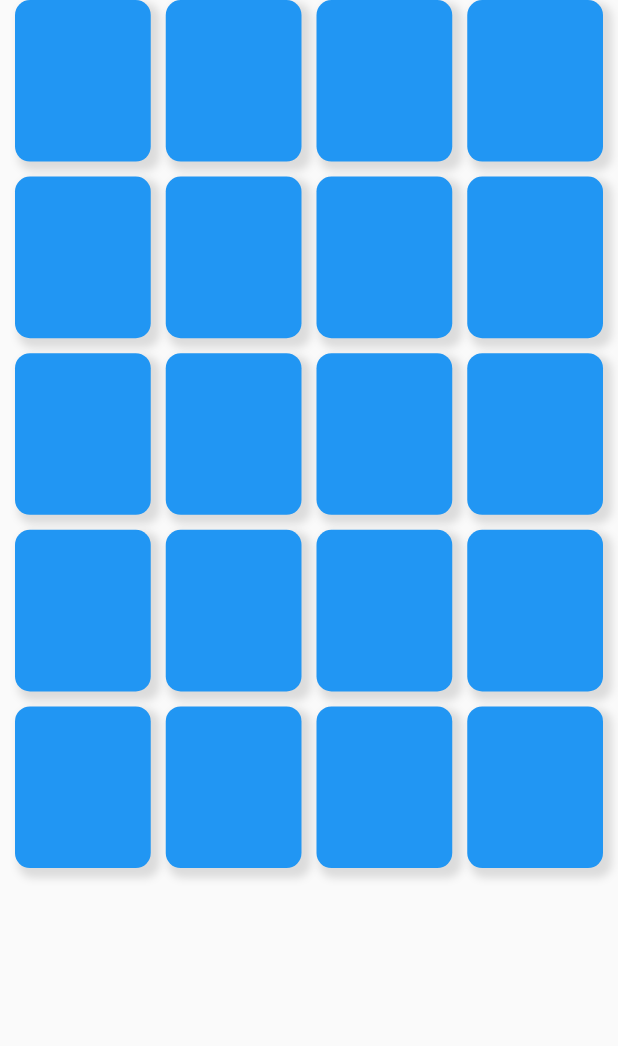
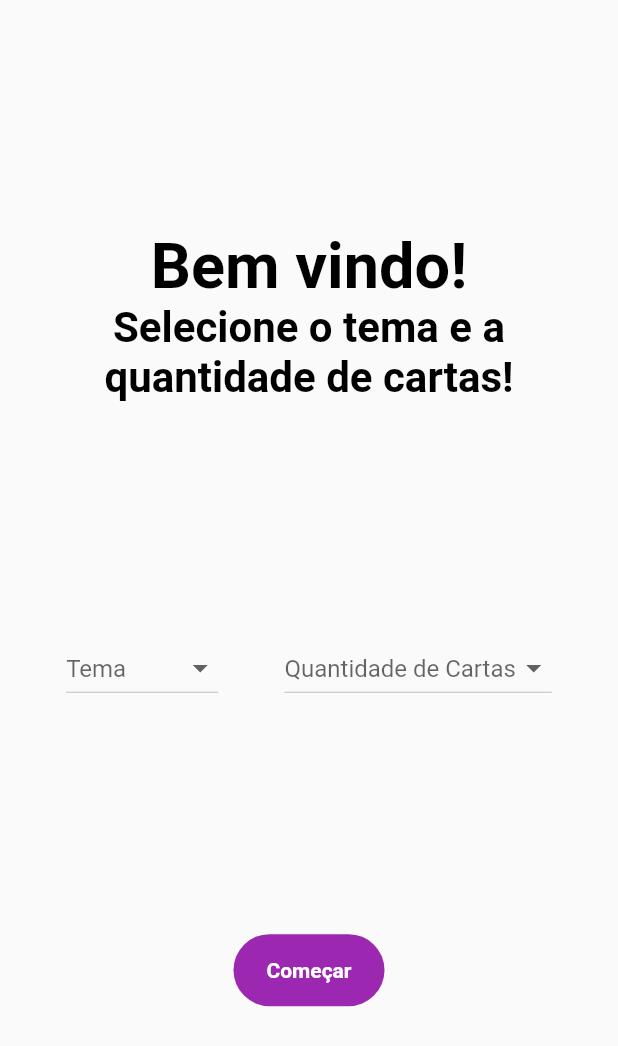
Before and after one commit to MatheusCCarmo/card_memory_game, a Flutter app: the screen it shows after launch, on a phone screen of 412 x 824 dp. Shown: the top 1046 px of the screen. Run offline on Flutter 3.47's test engine with Material 2 defaults, Android fonts, the phone set to English and light mode, and no system bars; our stand-ins replace flutter_mobx, mobx; generated files the repository leaves out were written again.

Commit message:
add new pages, routes, buttons and customizations

```diff
--- a/lib/main.dart
+++ b/lib/main.dart
@@ -1,5 +1,7 @@
 import 'package:card_memory_game/controllers/game_controller.dart';
-import 'package:card_memory_game/pages/game_page.dart';
+import 'package:card_memory_game/pages/finish_game_page.dart';
+import 'package:card_memory_game/pages/game_cards_page.dart';
+import 'package:card_memory_game/pages/start_game_page.dart';
 import 'package:flutter/material.dart';
 import 'package:provider/provider.dart';
 
@@ -17,11 +19,31 @@ class MyApp extends StatelessWidget {
         debugShowCheckedModeBanner: false,
         title: 'Flutter Demo',
         theme: ThemeData(
-          primarySwatch: Colors.blue,
+          primarySwatch: Colors.purple,
+          textTheme: TextTheme(
+            headline1: TextStyle(
+              fontSize: 42,
+              fontWeight: FontWeight.bold,
+              color: Colors.black,
+            ),
+            headline2: TextStyle(
+              fontSize: 34,
+              fontWeight: FontWeight.w700,
+              color: Colors.black,
+            ),
+            headline3: TextStyle(
+              fontSize: 28,
+              fontWeight: FontWeight.w700,
+              color: Colors.black,
+            ),
+          ),
         ),
-        home: SafeArea(
-          child: GamePage(),
-        ),
+        initialRoute: '/start_game_page',
+        routes: {
+          '/start_game_page': (context) => StartGamePage(),
+          '/game_cards_page': (context) => GameCardsPage(),
+          '/finish_game_page': (context) => FinishGamePage(),
+        },
       ),
     );
   }
--- a/lib/models/card_model.dart
+++ b/lib/models/card_model.dart
@@ -8,10 +8,16 @@ abstract class _CardModel with Store {
   @observable
   bool isFlipped = false;
 
+  @observable
+  bool isMatched = false;
+
   final IconData icon;
 
   _CardModel({required this.icon});
 
   @action
   setIsFlipped(bool value) => isFlipped = value;
+
+  @action
+  setIsMatched(bool value) => isMatched = value;
 }
--- a/lib/pages/game_page.dart
+++ /dev/null
@@ -1,13 +0,0 @@
-import 'package:card_memory_game/widgetss/game/game_cards.dart';
-import 'package:flutter/material.dart';
-
-class GamePage extends StatelessWidget {
-  const GamePage({Key? key}) : super(key: key);
-
-  @override
-  Widget build(BuildContext context) {
-    return Scaffold(
-      body: GameCards(),
-    );
-  }
-}
--- /dev/null
+++ b/lib/pages/start_game_page.dart
@@ -0,0 +1,90 @@
+import 'package:card_memory_game/controllers/game_controller.dart';
+import 'package:card_memory_game/widgetss/custom_button.dart';
+import 'package:flutter/material.dart';
+import 'package:flutter_mobx/flutter_mobx.dart';
+import 'package:provider/provider.dart';
+
+class StartGamePage extends StatelessWidget {
+  const StartGamePage({Key? key}) : super(key: key);
+
+  @override
+  Widget build(BuildContext context) {
+    final controller = Provider.of<GameController>(context);
+
+    return Scaffold(
+      body: Observer(
+        builder: (context) {
+          return Column(
+            mainAxisAlignment: MainAxisAlignment.spaceEvenly,
+            crossAxisAlignment: CrossAxisAlignment.center,
+            children: [
+              Container(
+                width: MediaQuery.of(context).size.width * 0.8,
+                child: RichText(
+                  textAlign: TextAlign.center,
+                  text: TextSpan(
+                      text: 'Bem vindo!',
+                      style: Theme.of(context).textTheme.headline1,
+                      children: [
+                        TextSpan(
+                          text: '\nSelecione o tema e a quantidade de cartas!',
+                          style: Theme.of(context).textTheme.headline3,
+                        ),
+                      ]),
+                ),
+              ),
+              Row(
+                mainAxisAlignment: MainAxisAlignment.spaceEvenly,
+                children: [
+                  DropdownButton(
+                    hint: Text('Tema'),
+                    value: controller.theme,
+                    onChanged: (value) {
+                      controller.setTheme(value as GameThemes);
+                    },
+                    items: [
+                      DropdownMenuItem(
+                        value: GameThemes.sports,
+                        child: Text('Esportes'),
+                      ),
+                      DropdownMenuItem(
+                        value: GameThemes.transport,
+                        child: Text('Transporte'),
+                      ),
+                    ],
+                  ),
+                  DropdownButton(
+                    hint: Text('Quantidade de Cartas'),
+                    value: controller.cardsQuantity,
+                    onChanged: (value) {
+                      controller.setCardsQuantity(value as int);
+                    },
+                    items: [
+                      DropdownMenuItem(
+                        value: 10,
+                        child: Text('10'),
+                      ),
+                      DropdownMenuItem(
+                        value: 20,
+                        child: Text('20'),
+                      ),
+                    ],
+                  ),
+                ],
+              ),
+              // TextButton(
+              //     onPressed: () => Navigator.pushReplacementNamed(
+              //         context, '/game_cards_page'),
+              //     child: Text('tes'))
+              CustomButton(
+                title: 'Começar',
+                onTap: () =>
+                    Navigator.pushReplacementNamed(context, '/game_cards_page'),
+              ),
+            ],
+          );
+        },
+      ),
+    );
+  }
+}
--- /dev/null
+++ b/lib/widgetss/custom_button.dart
@@ -0,0 +1,29 @@
+import 'package:flutter/material.dart';
+
+class CustomButton extends StatelessWidget {
+  final String title;
+  final Function onTap;
+
+  const CustomButton({Key? key, required this.title, required this.onTap})
+      : super(key: key);
+
+  @override
+  Widget build(BuildContext context) {
+    return InkWell(
+      onTap: () {
+        onTap();
+      },
+      child: Container(
+        padding: EdgeInsets.symmetric(horizontal: 22, vertical: 16),
+        decoration: BoxDecoration(
+          color: Theme.of(context).primaryColor,
+          borderRadius: BorderRadius.circular(50),
+        ),
+        child: Text(
+          title,
+          style: TextStyle(color: Colors.white, fontWeight: FontWeight.bold),
+        ),
+      ),
+    );
+  }
+}
--- a/lib/widgetss/game/game_cards.dart
+++ /dev/null
@@ -1,36 +0,0 @@
-import 'package:card_memory_game/controllers/game_controller.dart';
-import 'package:card_memory_game/widgetss/game/card_widget.dart';
-import 'package:flutter/material.dart';
-import 'package:flutter_mobx/flutter_mobx.dart';
-import 'package:provider/provider.dart';
-
-class GameCards extends StatelessWidget {
-  GameCards({Key? key}) : super(key: key);
-
-  @override
-  Widget build(BuildContext context) {
-    final controller = Provider.of<GameController>(context);
-
-    return Observer(
-      builder: (context) {
-        return Container(
-          padding: EdgeInsets.symmetric(horizontal: 10),
-          child: GridView.builder(
-            gridDelegate: SliverGridDelegateWithFixedCrossAxisCount(
-              crossAxisCount: 4,
-              mainAxisSpacing: 10,
-              crossAxisSpacing: 10,
-              childAspectRatio: 0.84,
-            ),
-            itemCount: controller.cards.length,
-            itemBuilder: (context, index) {
-              return CardWidget(
-                card: controller.cards[index],
-              );
-            },
-          ),
-        );
-      },
-    );
-  }
-}
```
Also changed, not shown: lib/controllers/game_controller.dart (+53 -4 lines), lib/pages/finish_game_page.dart (added, +36 -0 lines), lib/pages/game_cards_page.dart (added, +43 -0 lines), lib/widgetss/game/card_widget.dart (+15 -5 lines), lib/controllers/game_controller.g.dart, lib/models/card_model.g.dart.
